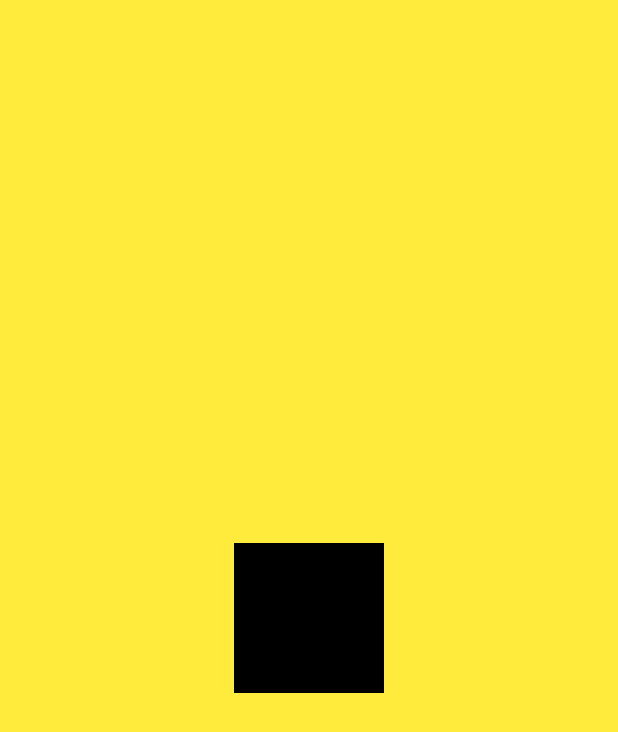
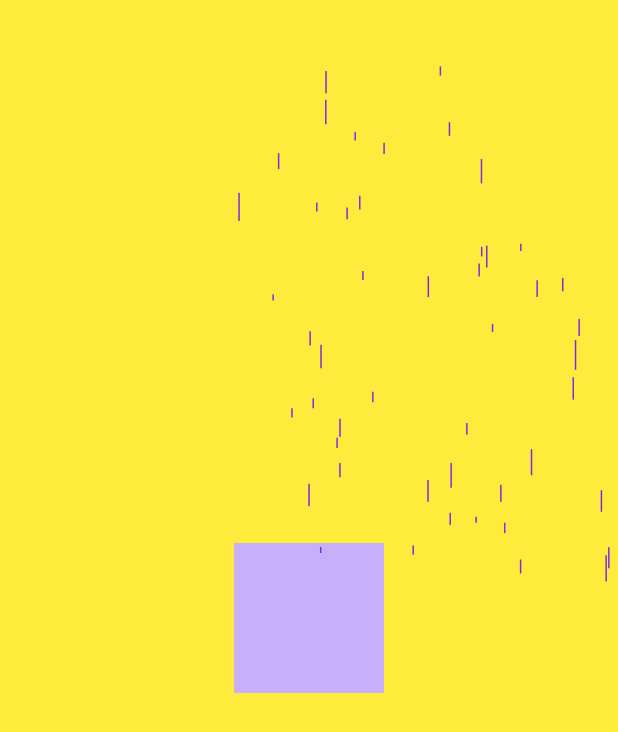
Before and after one commit to CLS11/flutter_processing, a Flutter app: the screen it shows after launch, on a phone screen of 412 x 824 dp. Shown: the top 732 px of the screen. Run offline on Flutter 3.47's test engine with Material 3 defaults, Android fonts, the phone set to English and light mode, and no system bars.

Commit message:
Home screen implementing purple rain.

```diff
--- a/example/lib/home_screen.dart
+++ b/example/lib/home_screen.dart
@@ -1,6 +1,7 @@
 import 'package:example/star.dart';
 import 'package:flutter/material.dart';
 import 'package:flutter_processing/flutter_processing.dart';
+import 'package:example/droplet.dart';
 
 class HomeScreen extends StatefulWidget {
   const HomeScreen({super.key});
@@ -10,12 +11,15 @@ class HomeScreen extends StatefulWidget {
 }
 
 class _HomeScreenState extends State<HomeScreen> {
-  final _stars = <Star>[];
+  //final _stars = <Star>[];
+
+  final _droplets = <Droplet>[];
 
   @override
   void reassemble() {
     super.reassemble();
-    _stars.clear();
+    // _stars.clear();
+    _droplets.clear();
   }
 
   @override
@@ -26,35 +30,28 @@ class _HomeScreenState extends State<HomeScreen> {
         child: Processing(
           sketch: Sketch.simple(
             setup: (s) {
-              const width = 1600;
-              const height = 900;
-
+              final width = 640;
+              final height = 360;
               s
                 ..size(width: width, height: height)
-                ..background(color: Colors.black);
+                ..background(color: Color.fromARGB(255, 200, 175, 250));
 
-              if (_stars.isEmpty) {
-                for (int i = 0; i < 100; ++i) {
-                  _stars.add(
-                    Star(
-                      x: s.random((-width / 2).toInt(), (width / 2).toInt()),
-                      y: s.random((-height / 2).toInt(), (height / 2).toInt()),
-                      z: s.random(width),
-                    ),
-                  );
-                }
+              for (int i = 0; i < 100; ++i) {
+                _droplets.add(
+                  Droplet(
+                    x: s.random(width),
+                    y: s.random(-height, 0),
+                    z: s.random(1),
+                    length: 20,
+                  ),
+                );
               }
             },
             draw: (s) {
-              s.background(color: Colors.black);
-              for (final star in _stars) {
-                star.update(s);
-              }
-              for (final star in _stars) {
-                star.paintStreak(s);
-              }
-              for (final star in _stars) {
-                star.paintStar(s);
+              for (final droplet in _droplets) {
+                droplet
+                  ..fall(s)
+                  ..show(s);
               }
             },
           ),
```
